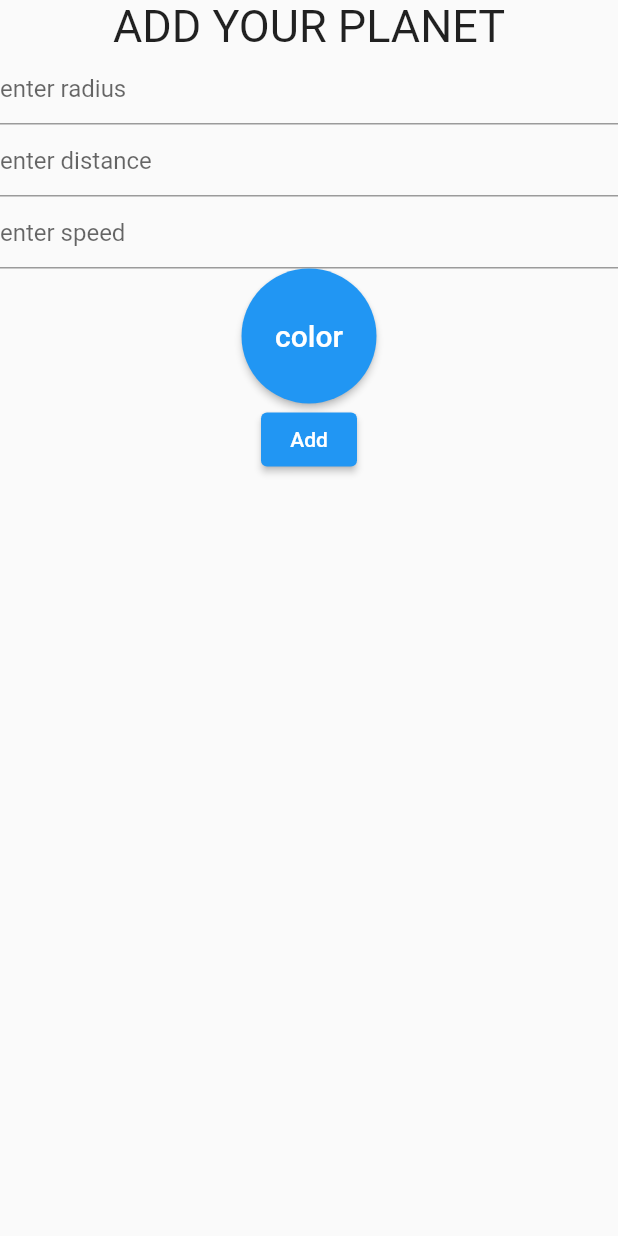
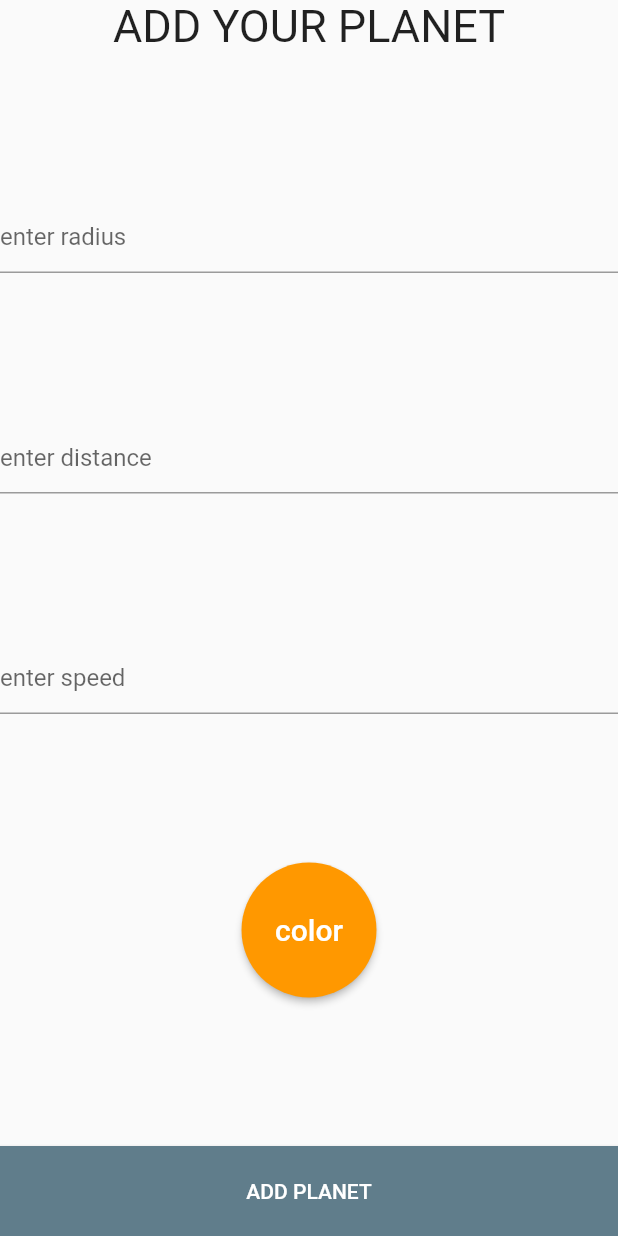
Before and after one commit to RuslanOrolbaev/solar_system, a Flutter app: the screen it shows after launch, after a tap on the "add circle" icon, on a phone screen of 412 x 824 dp. Run offline on Flutter 3.47's test engine with Material 2 defaults, Android fonts, the phone set to English and light mode, and no system bars; our stand-ins replace flutter_colorpicker, google_fonts.

Commit message:
planetAddScreen finalized

```diff
--- a/lib/main.dart
+++ b/lib/main.dart
@@ -16,7 +16,7 @@ class SolarSystem extends StatelessWidget {
     return MaterialApp(
       title: 'Solar system test task',
       theme: ThemeData(
-        primarySwatch: Colors.blue,
+        primarySwatch: Colors.blueGrey,
         textTheme: GoogleFonts.fredokaOneTextTheme(
           Theme.of(context).textTheme,
         ),
--- /dev/null
+++ b/lib/model/providers/color_provider.dart
@@ -0,0 +1,10 @@
+import 'dart:ui';
+
+class ColorProvider {
+  ColorProvider._createSingleton();
+
+  static final ColorProvider _instance = ColorProvider._createSingleton();
+  static ColorProvider get instance => _instance;
+
+  Color? color;
+}
--- /dev/null
+++ b/lib/model/providers/planet_list_provider.dart
@@ -0,0 +1,11 @@
+import 'package:solar_system/model/planet.dart';
+
+class PlanetListProvider {
+  PlanetListProvider._createSingleton();
+
+  static final PlanetListProvider _instance =
+      PlanetListProvider._createSingleton();
+  static PlanetListProvider get instance => _instance;
+
+  List<Planet> planetList = [];
+}
--- a/lib/view/add_planet_screen.dart
+++ b/lib/view/add_planet_screen.dart
@@ -1,6 +1,7 @@
-import 'dart:ui';
-
 import 'package:flutter/material.dart';
+import 'package:solar_system/model/planet.dart';
+import 'package:solar_system/model/providers/color_provider.dart';
+import 'package:solar_system/model/providers/planet_list_provider.dart';
 import 'package:solar_system/view_model/color_picker_button.dart';
 import 'package:solar_system/view_model/field_for_doubles.dart';
 import 'package:logging/logging.dart';
@@ -23,12 +24,14 @@ class _AddPlanetScreenState extends State<AddPlanetScreen> {
 
   @override
   Widget build(BuildContext context) {
+    _logger.info('running build');
     return Scaffold(
         body: SafeArea(
             child: Form(
       key: _formKey,
       child: Column(
         crossAxisAlignment: CrossAxisAlignment.start,
+        mainAxisAlignment: MainAxisAlignment.spaceBetween,
         children: [
           const Center(
               child: Text(
@@ -47,20 +50,38 @@ class _AddPlanetScreenState extends State<AddPlanetScreen> {
             controller: _speedFieldController,
             hint: 'enter speed',
           ),
-          Center(child: ColorPickerButton()),
-          Center(
+          const Center(child: ColorPickerButton()),
+          Align(
+            alignment: Alignment.bottomCenter,
             child: ElevatedButton(
+                style: ElevatedButton.styleFrom(
+                    fixedSize: const Size(double.maxFinite, 60),
+                    shape: const ContinuousRectangleBorder()),
                 onPressed: () {
                   FormState formState = _formKey.currentState!;
                   if (formState.validate()) {
-                      _logger.info('valid');
-                    } else {
-                      (_logger.info('not valid'));
+                    PlanetListProvider.instance.planetList.add(Planet(
+                        radius: double.parse(_radiusFieldController.text),
+                        speed: double.parse(_speedFieldController.text),
+                        distanceFromCenter:
+                            double.parse(_distanceFieldController.text),
+                        color: ColorProvider.instance.color!,
+                        angleInDegrees: 0));
+                    Navigator.pop(context);
                   }
                 },
-                  child: const Text('Add')))
+                child: const Text('ADD PLANET')),
+          )
         ],
       ),
     )));
   }
+
+  @override
+  void dispose() {
+    _distanceFieldController.dispose();
+    _speedFieldController.dispose();
+    _radiusFieldController.dispose();
+    super.dispose();
   }
+}
--- a/lib/view/home_screen.dart
+++ b/lib/view/home_screen.dart
@@ -1,6 +1,7 @@
 import 'package:flutter/material.dart';
 import 'package:logging/logging.dart';
 import 'package:solar_system/model/planet.dart';
+import 'package:solar_system/model/providers/planet_list_provider.dart';
 import 'package:solar_system/view/add_planet_screen.dart';
 import 'package:solar_system/view/app_button.dart';
 import 'package:solar_system/view_model/solar_builder.dart';
@@ -15,7 +16,6 @@ class HomeScreen extends StatefulWidget {
 }
 
 class _HomeScreenState extends State<HomeScreen> {
-  late Size _screenSize;
   bool _isAnimationRunning = false;
 
   Planet mercury = Planet(
@@ -46,7 +46,7 @@ class _HomeScreenState extends State<HomeScreen> {
       distanceFromCenter: 500,
       angleInDegrees: 160);
 
-  List<Planet> planets = [];
+  List<Planet> planets = PlanetListProvider.instance.planetList;
 
   @override
   void initState() {
@@ -60,14 +60,9 @@ class _HomeScreenState extends State<HomeScreen> {
   @override
   Widget build(BuildContext context) {
     _logger.info('running build');
-    _screenSize = MediaQuery.of(context).size;
-
     return Scaffold(
       body: Stack(children: [
-        SolarBuilder(
-            planets: planets,
-            screenSize: _screenSize,
-            animationRunning: _isAnimationRunning),
+        SolarBuilder(planets: planets, animationRunning: _isAnimationRunning),
         Align(
             alignment: Alignment.bottomCenter,
             child: Row(
--- a/lib/view_model/color_picker_button.dart
+++ b/lib/view_model/color_picker_button.dart
@@ -1,20 +1,66 @@
 import 'package:flutter/material.dart';
+import 'package:flutter_colorpicker/flutter_colorpicker.dart';
+import 'package:solar_system/model/providers/color_provider.dart';
 
-class ColorPickerButton extends StatelessWidget {
-  const ColorPickerButton({Key? key}) : super(key: key);
+class ColorPickerButton extends StatefulWidget {
+  const ColorPickerButton({this.defaultColor = Colors.orange, Key? key})
+      : super(key: key);
+
+  final Color defaultColor;
+
+  @override
+  State<ColorPickerButton> createState() => _ColorPickerButtonState();
+}
+
+class _ColorPickerButtonState extends State<ColorPickerButton> {
+  late Color pickedColor;
+
+  @override
+  void initState() {
+    pickedColor = widget.defaultColor;
+    ColorProvider.instance.color = pickedColor;
+    super.initState();
+  }
 
   @override
   Widget build(BuildContext context) {
     return ElevatedButton(
+      style: ElevatedButton.styleFrom(
+          fixedSize: const Size(90, 90),
+          shape: const CircleBorder(),
+          primary: pickedColor),
       child: const Text(
         'color',
         style: TextStyle(fontSize: 20),
       ),
-      onPressed: () {},
-      style: ElevatedButton.styleFrom(
-          fixedSize: const Size(90, 90),
-          shape: const CircleBorder(),
-          alignment: Alignment.center),
+      onPressed: () {
+        showDialog(
+            context: context,
+            builder: (BuildContext context) {
+              return AlertDialog(
+                title: const Text('Pick a color'),
+                content: SingleChildScrollView(
+                  child: BlockPicker(
+                    pickerColor: widget.defaultColor,
+                    onColorChanged: (Color color) {
+                      ColorProvider.instance.color = color;
+                      setState(() {
+                        pickedColor = color;
+                      });
+                    },
+                  ),
+                ),
+                actions: <Widget>[
+                  ElevatedButton(
+                    child: const Text('PICK'),
+                    onPressed: () {
+                      Navigator.pop(context); //dismiss the color picker
+                    },
+                  ),
+                ],
+              );
+            });
+      },
     );
   }
 }
--- a/lib/view_model/solar_builder.dart
+++ b/lib/view_model/solar_builder.dart
@@ -12,13 +12,9 @@ Logger _logger = Logger('SolarBuilder');
 
 class SolarBuilder extends StatefulWidget {
   const SolarBuilder(
-      {required this.planets,
-      required this.screenSize,
-      this.animationRunning = true,
-      Key? key})
+      {required this.planets, this.animationRunning = true, Key? key})
       : super(key: key);
   final List<Planet> planets;
-  final Size screenSize;
   final bool animationRunning;
 
   @override
@@ -35,11 +31,6 @@ class _SolarBuilderState extends State<SolarBuilder> {
   @override
   void initState() {
     _logger.info('running initState');
-    _screenCenter =
-        Offset(widget.screenSize.width / 2, widget.screenSize.height / 2);
-    _longestDistance = longestPlanetDistance(widget.planets);
-    _scaleModifier =
-        calculateScaleModifier(widget.screenSize, _longestDistance);
     _timer = Timer.periodic(
         const Duration(microseconds: frameRenewalTimeInMicroseconds),
         drawFrame);
@@ -56,6 +47,8 @@ class _SolarBuilderState extends State<SolarBuilder> {
 
   @override
   Widget build(BuildContext context) {
+    Size screenSize = MediaQuery.of(context).size;
+    calculateScale(screenSize);
     List<Widget> spaceObjects = [];
     spaceObjects.add(CustomPaint(
         painter: PaintSpaceObject(
@@ -87,4 +80,10 @@ class _SolarBuilderState extends State<SolarBuilder> {
       setState(() {});
     }
   }
+
+  calculateScale(Size screenSize) {
+    _screenCenter = Offset(screenSize.width / 2, screenSize.height / 2);
+    _longestDistance = longestPlanetDistance(widget.planets);
+    _scaleModifier = calculateScaleModifier(screenSize, _longestDistance);
+  }
 }
--- a/pubspec.yaml
+++ b/pubspec.yaml
@@ -36,6 +36,7 @@ dependencies:
   cupertino_icons: ^1.0.2
   logging: ^1.0.2
   google_fonts: ^2.3.1
+  flutter_colorpicker: ^1.0.3
 
 dev_dependencies:
   flutter_test:
```
Also changed, not shown: pubspec.lock. Lines whose indentation alone changed are shown as unchanged.
